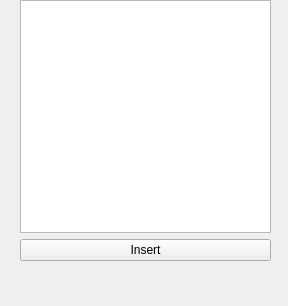
This is testPluginV2/TestPlugin.ui in AndersEllinge/Bachelor-F17 as Qt 5 draws it before an edit. The edited form follows.
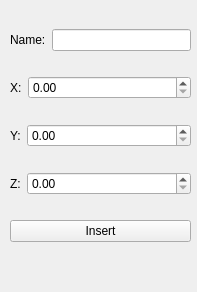
This is the edited form.

Commit message: Working renaming, error with jog + inserting and collision, added test for init transform

What changed in the file:
```diff
--- a/testPluginV2/TestPlugin.ui
+++ b/testPluginV2/TestPlugin.ui
@@ -6,10 +6,16 @@
    <rect>
     <x>0</x>
     <y>0</y>
-    <width>288</width>
-    <height>306</height>
+    <width>197</width>
+    <height>292</height>
    </rect>
   </property>
+  <property name="sizePolicy">
+   <sizepolicy hsizetype="Preferred" vsizetype="Preferred">
+    <horstretch>0</horstretch>
+    <verstretch>0</verstretch>
+   </sizepolicy>
+  </property>
   <property name="windowTitle">
    <string>DockWidget</string>
   </property>
@@ -17,46 +23,98 @@
    <widget class="QWidget" name="verticalLayoutWidget">
     <property name="geometry">
      <rect>
-      <x>20</x>
-      <y>0</y>
-      <width>251</width>
-      <height>261</height>
+      <x>10</x>
+      <y>10</y>
+      <width>181</width>
+      <height>251</height>
      </rect>
     </property>
     <layout class="QVBoxLayout" name="verticalLayout">
      <item>
-      <widget class="QPlainTextEdit" name="nameField">
-       <property name="enabled">
-        <bool>true</bool>
-       </property>
-       <property name="sizePolicy">
-        <sizepolicy hsizetype="Expanding" vsizetype="Expanding">
-         <horstretch>0</horstretch>
-         <verstretch>0</verstretch>
-        </sizepolicy>
-       </property>
-       <property name="minimumSize">
-        <size>
-         <width>0</width>
-         <height>226</height>
-        </size>
-       </property>
-       <property name="maximumSize">
-        <size>
-         <width>16777215</width>
-         <height>16777215</height>
-        </size>
-       </property>
-       <property name="contextMenuPolicy">
-        <enum>Qt::DefaultContextMenu</enum>
-       </property>
-       <property name="frameShape">
-        <enum>QFrame::StyledPanel</enum>
-       </property>
-       <property name="frameShadow">
-        <enum>QFrame::Plain</enum>
-       </property>
-      </widget>
+      <layout class="QHBoxLayout" name="horizontalLayout_3">
+       <item>
+        <widget class="QLabel" name="label">
+         <property name="text">
+          <string>Name:</string>
+         </property>
+        </widget>
+       </item>
+       <item>
+        <widget class="QLineEdit" name="inputName"/>
+       </item>
+      </layout>
+     </item>
+     <item>
+      <layout class="QHBoxLayout" name="horizontalLayout_4">
+       <item>
+        <widget class="QLabel" name="label_2">
+         <property name="text">
+          <string>X:</string>
+         </property>
+        </widget>
+       </item>
+       <item>
+        <widget class="QDoubleSpinBox" name="inputX">
+         <property name="sizePolicy">
+          <sizepolicy hsizetype="Expanding" vsizetype="Fixed">
+           <horstretch>0</horstretch>
+           <verstretch>0</verstretch>
+          </sizepolicy>
+         </property>
+         <property name="maximum">
+          <double>9999.989999999999782</double>
+         </property>
+        </widget>
+       </item>
+      </layout>
+     </item>
+     <item>
+      <layout class="QHBoxLayout" name="horizontalLayout_5">
+       <item>
+        <widget class="QLabel" name="label_3">
+         <property name="text">
+          <string>Y:</string>
+         </property>
+        </widget>
+       </item>
+       <item>
+        <widget class="QDoubleSpinBox" name="inputY">
+         <property name="sizePolicy">
+          <sizepolicy hsizetype="Expanding" vsizetype="Fixed">
+           <horstretch>0</horstretch>
+           <verstretch>0</verstretch>
+          </sizepolicy>
+         </property>
+         <property name="maximum">
+          <double>9999.989999999999782</double>
+         </property>
+        </widget>
+       </item>
+      </layout>
+     </item>
+     <item>
+      <layout class="QHBoxLayout" name="horizontalLayout_6">
+       <item>
+        <widget class="QLabel" name="label_4">
+         <property name="text">
+          <string>Z:</string>
+         </property>
+        </widget>
+       </item>
+       <item>
+        <widget class="QDoubleSpinBox" name="inputZ">
+         <property name="sizePolicy">
+          <sizepolicy hsizetype="Expanding" vsizetype="Fixed">
+           <horstretch>0</horstretch>
+           <verstretch>0</verstretch>
+          </sizepolicy>
+         </property>
+         <property name="maximum">
+          <double>9999.989999999999782</double>
+         </property>
+        </widget>
+       </item>
+      </layout>
      </item>
      <item>
       <widget class="QPushButton" name="insertBtn">
```
Left out of the diff: 4 changed lines with no effect on the pictures. The commit also changes 1 other file.
